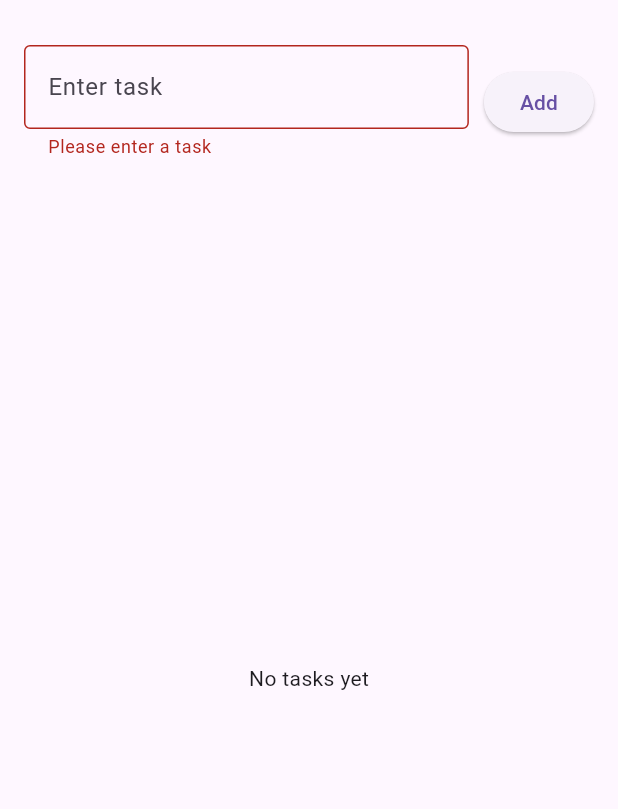
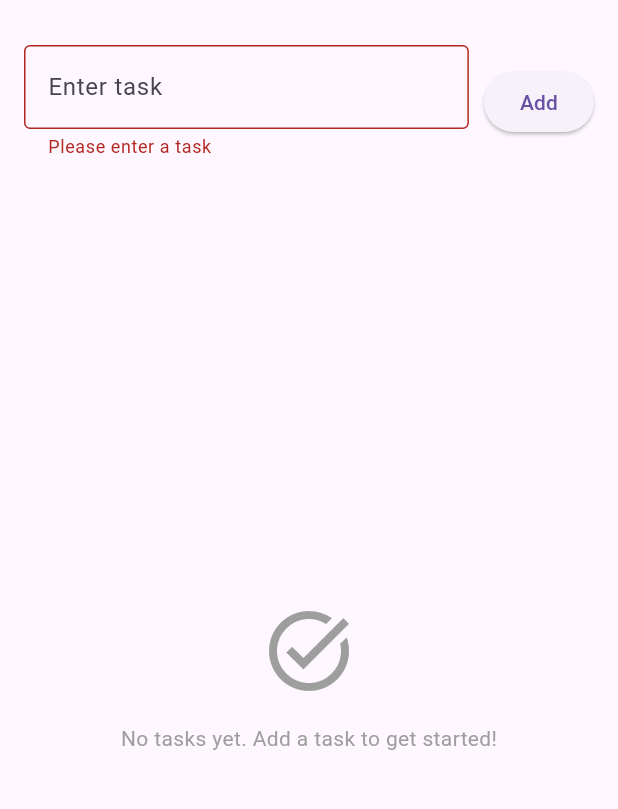
Before and after one commit to grawlings1/CW3, a Flutter app: the screen it shows after launch, after a tap on "Add", on a phone screen of 412 x 824 dp, the part 63-872 px from its top. Run offline on Flutter 3.47's test engine with Material 3 defaults, Android fonts, the phone set to English and light mode, and no system bars.

Commit message:
added handling for keyboard

```diff
--- a/lib/main.dart
+++ b/lib/main.dart
@@ -45,6 +45,15 @@ class _TaskListScreenState extends State<TaskListScreen> {
         _tasks.add(Task(name: _taskController.text));
         _taskController.clear();
       });
+
+      // Show success message
+      ScaffoldMessenger.of(context).showSnackBar(
+        const SnackBar(
+          content: Text('Task added successfully!'),
+          duration: Duration(seconds: 1),
+          backgroundColor: Colors.green,
+        ),
+      );
     }
   }
 
@@ -55,9 +64,29 @@ class _TaskListScreenState extends State<TaskListScreen> {
   }
 
   void _deleteTask(int index) {
+    final deletedTask = _tasks[index].name;
+
     setState(() {
       _tasks.removeAt(index);
     });
+
+    // Show delete confirmation
+    ScaffoldMessenger.of(context).showSnackBar(
+      SnackBar(
+        content: Text('Task "$deletedTask" deleted'),
+        backgroundColor: Colors.red,
+        duration: const Duration(seconds: 2),
+        action: SnackBarAction(
+          label: 'UNDO',
+          textColor: Colors.white,
+          onPressed: () {
+            setState(() {
+              _tasks.insert(index, Task(name: deletedTask));
+            });
+          },
+        ),
+      ),
+    );
   }
 
   @override
@@ -68,7 +97,12 @@ class _TaskListScreenState extends State<TaskListScreen> {
 
   @override
   Widget build(BuildContext context) {
-    return Scaffold(
+    return GestureDetector(
+      onTap: () {
+        // Dismiss keyboard when tapping outside of input fields
+        FocusScope.of(context).unfocus();
+      },
+      child: Scaffold(
         appBar: AppBar(
           title: const Text('Task Manager'),
         ),
@@ -93,6 +127,7 @@ class _TaskListScreenState extends State<TaskListScreen> {
                           }
                           return null;
                         },
+                        onFieldSubmitted: (_) => _addTask(),
                       ),
                     ),
                     const SizedBox(width: 10),
@@ -106,7 +141,23 @@ class _TaskListScreenState extends State<TaskListScreen> {
             ),
             Expanded(
               child: _tasks.isEmpty
-                ? const Center(child: Text('No tasks yet'))
+                  ? const Center(
+                      child: Column(
+                        mainAxisAlignment: MainAxisAlignment.center,
+                        children: [
+                          Icon(
+                            Icons.task_alt,
+                            size: 64,
+                            color: Colors.grey,
+                          ),
+                          SizedBox(height: 16),
+                          Text(
+                            'No tasks yet. Add a task to get started!',
+                            style: TextStyle(color: Colors.grey),
+                          ),
+                        ],
+                      ),
+                    )
                   : ListView.builder(
                       itemCount: _tasks.length,
                       itemBuilder: (context, index) {
@@ -141,6 +192,7 @@ class _TaskListScreenState extends State<TaskListScreen> {
             ),
           ],
         ),
+      ),
     );
   }
 }
```
Lines whose indentation alone changed are shown as unchanged.
